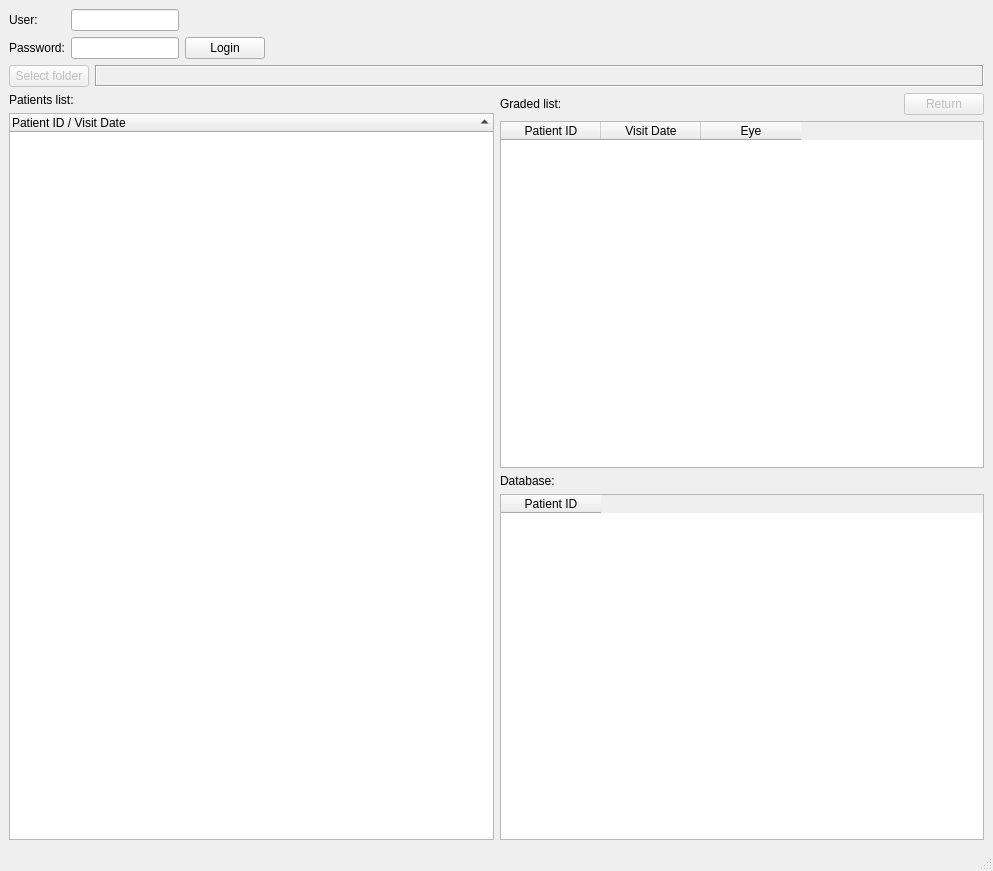
The window that SetWidget.ui (xujialiu/ETDR-grading-app) describes before a commit, drawn with Qt 5.
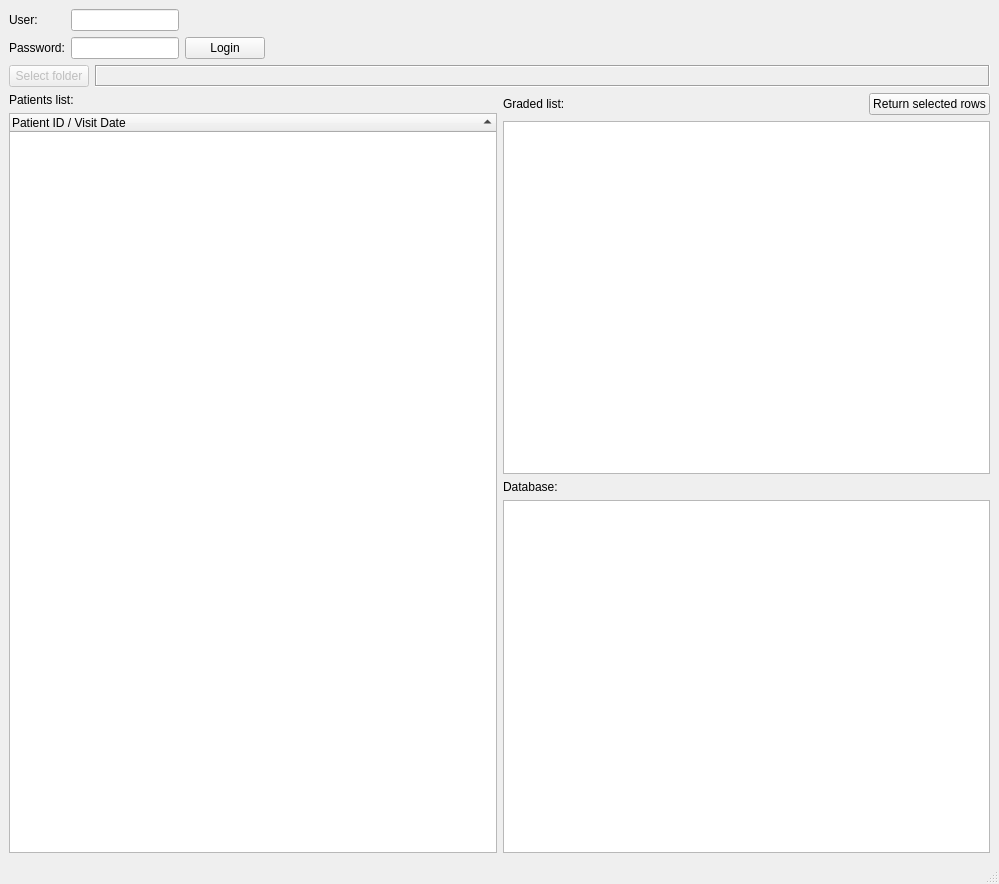
The same window after the commit.

Commit message: chore: remove init table column and modify return btn text

```diff
--- a/SetWidget.ui
+++ b/SetWidget.ui
@@ -6,8 +6,8 @@
    <rect>
     <x>0</x>
     <y>0</y>
-    <width>993</width>
-    <height>871</height>
+    <width>999</width>
+    <height>884</height>
    </rect>
   </property>
   <property name="windowTitle">
@@ -206,33 +206,17 @@
           <item>
            <widget class="QPushButton" name="pushButton_return">
             <property name="enabled">
-             <bool>false</bool>
+             <bool>true</bool>
             </property>
             <property name="text">
-             <string>Return</string>
+             <string>Return selected rows</string>
             </property>
            </widget>
           </item>
          </layout>
         </item>
         <item>
-         <widget class="QTableWidget" name="tableWidget_graded">
-          <column>
-           <property name="text">
-            <string>Patient ID</string>
-           </property>
-          </column>
-          <column>
-           <property name="text">
-            <string>Visit Date</string>
-           </property>
-          </column>
-          <column>
-           <property name="text">
-            <string>Eye</string>
-           </property>
-          </column>
-         </widget>
+         <widget class="QTableWidget" name="tableWidget_graded"/>
         </item>
         <item>
          <widget class="QLabel" name="label_4">
@@ -242,13 +226,7 @@
          </widget>
         </item>
         <item>
-         <widget class="QTableWidget" name="tableWidget_database">
-          <column>
-           <property name="text">
-            <string>Patient ID</string>
-           </property>
-          </column>
-         </widget>
+         <widget class="QTableWidget" name="tableWidget_database"/>
         </item>
        </layout>
       </item>
```
Left out of the diff: 2 changed lines with no effect on the pictures. The commit also changes 1 other file.
